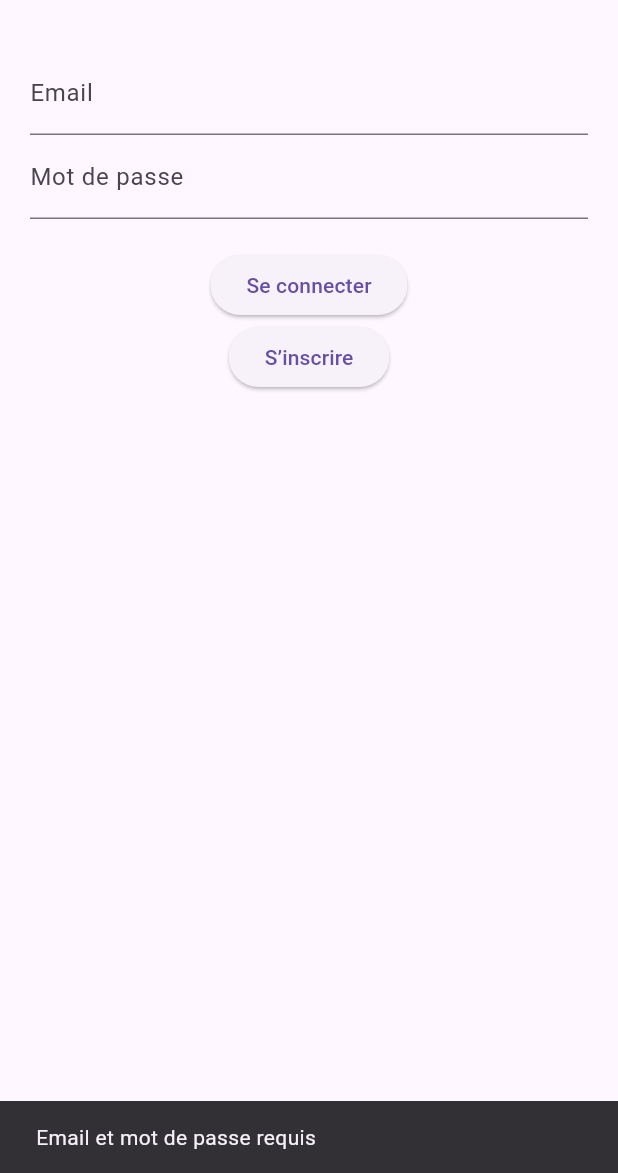
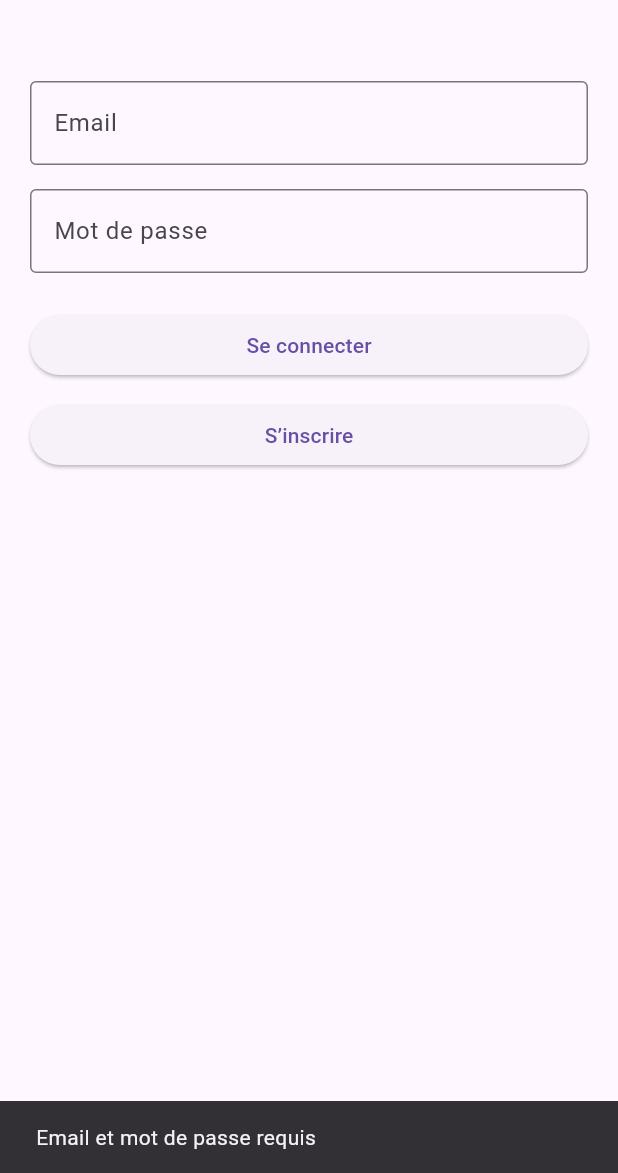
Before and after one commit to amineze1605-cloud/hashledger-flutter, a Flutter app: the screen it shows after launch, after a tap on "Se connecter", on a phone screen of 412 x 824 dp, the part 63-1236 px from its top. Run offline on Flutter 3.47's test engine with Material 3 defaults, Android fonts, the phone set to English and light mode, and no system bars; accounts and stored records are empty.

Commit message:
Update login_screen.dart

```diff
--- a/lib/screens/login_screen.dart
+++ b/lib/screens/login_screen.dart
@@ -4,8 +4,10 @@ import '../models/user_model.dart';
 import 'home_screen.dart';
 
 class LoginScreen extends StatefulWidget {
+  const LoginScreen({super.key});
+
   @override
-  _LoginScreenState createState() => _LoginScreenState();
+  State<LoginScreen> createState() => _LoginScreenState();
 }
 
 class _LoginScreenState extends State<LoginScreen> {
@@ -18,11 +20,11 @@ class _LoginScreenState extends State<LoginScreen> {
     if (loading) return;
 
     final email = emailController.text.trim();
-    final password = passwordController.text.trim();
+    final password = passwordController.text; // pas de trim sur le mot de passe
 
     if (email.isEmpty || password.isEmpty) {
       ScaffoldMessenger.of(context).showSnackBar(
-        SnackBar(content: Text("Email et mot de passe requis")),
+        const SnackBar(content: Text("Email et mot de passe requis")),
       );
       return;
     }
@@ -39,14 +41,17 @@ class _LoginScreenState extends State<LoginScreen> {
       }
     } catch (e) {
       if (!mounted) return;
+
       setState(() => loading = false);
+
       ScaffoldMessenger.of(context).showSnackBar(
-        SnackBar(content: Text("Erreur réseau")),
+        const SnackBar(content: Text("Erreur réseau")),
       );
       return;
     }
 
     if (!mounted) return;
+
     setState(() => loading = false);
 
     if (data.containsKey("error")) {
@@ -56,8 +61,7 @@ class _LoginScreenState extends State<LoginScreen> {
       return;
     }
 
-    UserModel user =
-        UserModel.fromJson(data["user"], data["token"]);
+    final user = UserModel.fromJson(data["user"], data["token"]);
 
     Navigator.pushReplacement(
       context,
@@ -68,41 +72,71 @@ class _LoginScreenState extends State<LoginScreen> {
   }
 
   @override
+  void dispose() {
+    emailController.dispose();
+    passwordController.dispose();
+    super.dispose();
+  }
+
+  @override
   Widget build(BuildContext context) {
     return Scaffold(
-      appBar: AppBar(title: Text("HashLedger Login")),
-      body: Padding(
-        padding: EdgeInsets.all(20),
+      appBar: AppBar(
+        title: const Text("HashLedger Login"),
+      ),
+      body: SafeArea(
+        child: SingleChildScrollView(
+          padding: const EdgeInsets.all(20),
           child: Column(
+            crossAxisAlignment: CrossAxisAlignment.stretch,
             children: [
+              const SizedBox(height: 20),
+
               TextField(
                 controller: emailController,
-              decoration: InputDecoration(labelText: "Email"),
+                keyboardType: TextInputType.emailAddress,
+                autocorrect: false,
+                decoration: const InputDecoration(
+                  labelText: "Email",
+                  border: OutlineInputBorder(),
                 ),
+              ),
+
+              const SizedBox(height: 16),
+
               TextField(
                 controller: passwordController,
                 obscureText: true,
-              decoration: InputDecoration(labelText: "Mot de passe"),
+                autocorrect: false,
+                decoration: const InputDecoration(
+                  labelText: "Mot de passe",
+                  border: OutlineInputBorder(),
                 ),
-            SizedBox(height: 20),
+              ),
 
-            loading
-                ? CircularProgressIndicator()
-                : Column(
+              const SizedBox(height: 24),
+
+              if (loading)
+                const Center(child: CircularProgressIndicator())
+              else
+                Column(
+                  crossAxisAlignment: CrossAxisAlignment.stretch,
                   children: [
                     ElevatedButton(
                       onPressed: () => handleAuth(true),
-                        child: Text("Se connecter"),
+                      child: const Text("Se connecter"),
                     ),
+                    const SizedBox(height: 12),
                     ElevatedButton(
                       onPressed: () => handleAuth(false),
-                        child: Text("S’inscrire"),
+                      child: const Text("S’inscrire"),
                     ),
                   ],
                 ),
             ],
           ),
         ),
+      ),
     );
   }
 }
```
Lines whose indentation alone changed are shown as unchanged.
